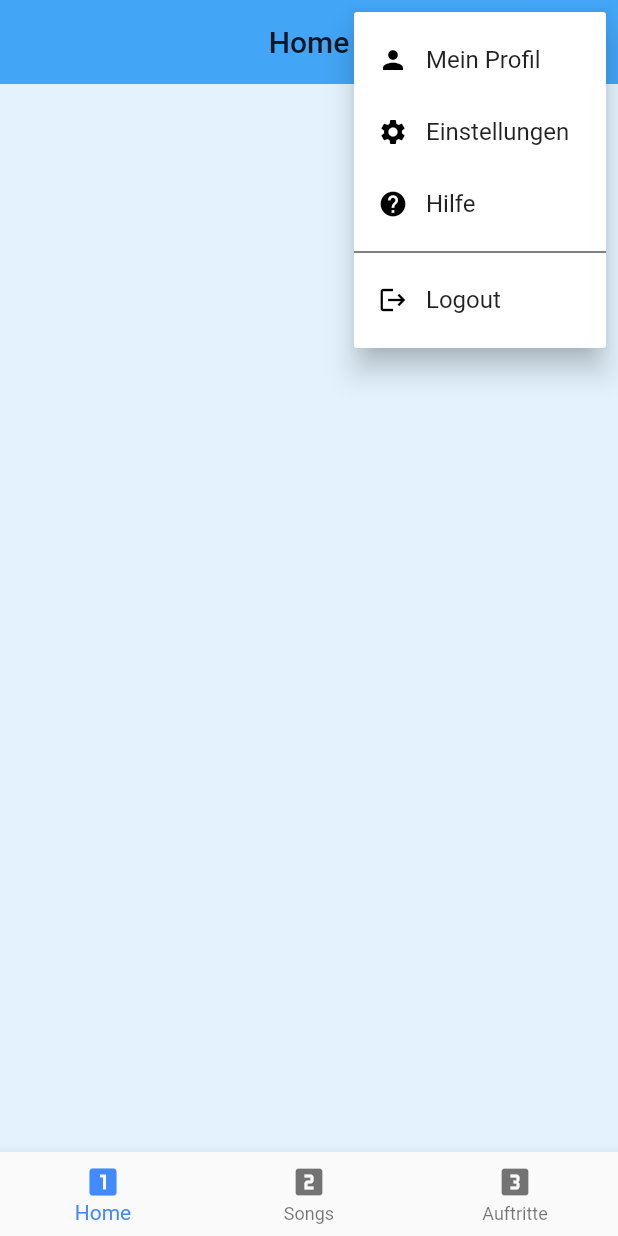
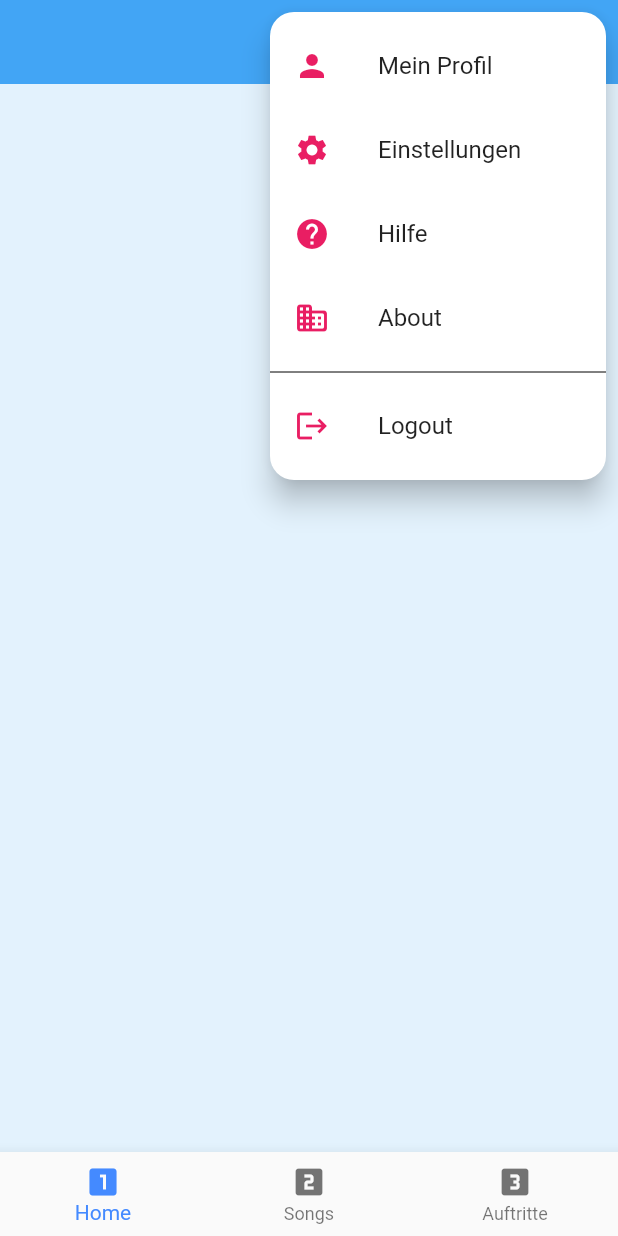
Before and after one commit to philipphoeninger/guitarapp, a Flutter app: the screen it shows once a user with an empty profile is signed in, after a tap on the "more vert" icon, on a phone screen of 412 x 824 dp. Run offline on Flutter 3.47's test engine with Material 2 defaults, Android fonts, the light colour scheme and no system bars; our stand-ins replace cloud_firestore, firebase_auth, firebase_core, flutter_spinkit; accounts and stored records are empty.

Commit message:
update settings menu (new design and about item)

```diff
--- a/lib/screens/home.dart
+++ b/lib/screens/home.dart
@@ -17,6 +17,8 @@ class Home extends StatelessWidget {
         elevation: 0.0,
         actions: [
           PopupMenuButton<MenuItem>(
+            shape:
+                RoundedRectangleBorder(borderRadius: BorderRadius.circular(16)),
             onSelected: (item) =>
                 _settingsMenuService.onItemSelected(context, item),
             itemBuilder: (context) => [
--- a/lib/screens/performances.dart
+++ b/lib/screens/performances.dart
@@ -17,6 +17,9 @@ class Performances extends StatelessWidget {
         elevation: 0.0,
         actions: [
           PopupMenuButton<MenuItem>(
+            shape: RoundedRectangleBorder(
+                borderRadius: BorderRadius.circular(16)
+            ),
             onSelected: (item) =>
                 _settingsMenuService.onItemSelected(context, item),
             itemBuilder: (context) => [
--- a/lib/screens/songs.dart
+++ b/lib/screens/songs.dart
@@ -17,6 +17,9 @@ class Songs extends StatelessWidget {
         elevation: 0.0,
         actions: [
           PopupMenuButton<MenuItem>(
+            shape: RoundedRectangleBorder(
+                borderRadius: BorderRadius.circular(16)
+            ),
             onSelected: (item) =>
                 _settingsMenuService.onItemSelected(context, item),
             itemBuilder: (context) => [
--- a/lib/services/settings_menu.dart
+++ b/lib/services/settings_menu.dart
@@ -21,6 +21,15 @@ class SettingsMenuService {
       case itemHelp:
         // link to repo
         break;
+      case itemAbout:
+        showAboutDialog(
+          context: context,
+          applicationIcon: applicationIcon,
+          applicationVersion: applicationVersion,
+          applicationName: applicationName,
+          applicationLegalese: applicationLegalese,
+        );
+        break;
       case itemLogout:
         await _authService.signOut();
         break;
@@ -28,13 +37,17 @@ class SettingsMenuService {
   }
 
   PopupMenuItem<MenuItem> buildItem(MenuItem item) => PopupMenuItem<MenuItem>(
-        value: item,
-        child: Row(
-          children: [
-            Icon(item.icon, color: Colors.black, size: 20),
-            const SizedBox(width: 12),
-            Text(item.text)
-          ],
-        ),
-      );
+      value: item,
+      // child: Row(
+      //   children: [
+      //     Icon(item.icon, color: Colors.black, size: 20),
+      //     const SizedBox(width: 12),
+      //     Text(item.text)
+      //   ],
+      // ),
+      child: ListTile(
+        contentPadding: EdgeInsets.zero,
+        leading: Icon(item.icon, color: Colors.pink),
+        title: Text(item.text),
+      ));
 }
--- a/lib/shared/constants.dart
+++ b/lib/shared/constants.dart
@@ -17,6 +17,7 @@ const List<MenuItem> itemsFirst = [
   itemProfile,
   itemSettings,
   itemHelp,
+  itemAbout,
 ];
 const List<MenuItem> itemsSecond = [itemLogout];
 
@@ -24,6 +25,7 @@ const itemProfile = MenuItem(text: 'Mein Profil', icon: Icons.person);
 const itemSettings = MenuItem(text: 'Einstellungen', icon: Icons.settings);
 const itemHelp = MenuItem(text: 'Hilfe', icon: Icons.help);
 const itemLogout = MenuItem(text: 'Logout', icon: Icons.logout);
+const itemAbout = MenuItem(text: 'About', icon: Icons.business_rounded);
 
 // routes
 const String AuthWrapperRoute = '/';
```
